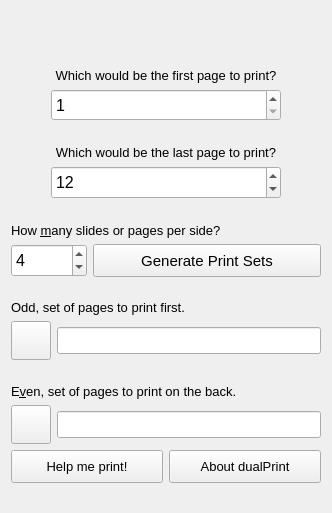
Above: dualPrint QT 1.0/mainwindow.ui from Cuperino/dualPrint before the change. Below: the same form after it.
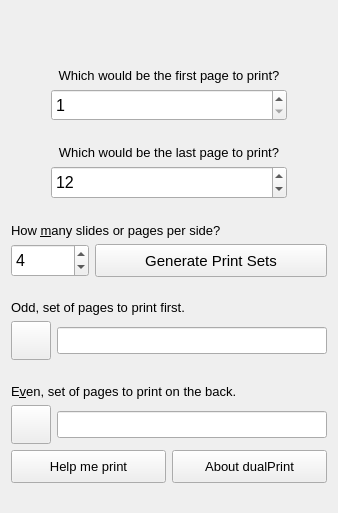
That is the form after the change. Icons and pictures are not drawn.

Patch:
```diff
--- a/dualPrint QT 1.0/mainwindow.ui
+++ b/dualPrint QT 1.0/mainwindow.ui
@@ -9,12 +9,12 @@
    <rect>
     <x>0</x>
     <y>0</y>
-    <width>332</width>
+    <width>338</width>
     <height>513</height>
    </rect>
   </property>
   <property name="sizePolicy">
-   <sizepolicy hsizetype="MinimumExpanding" vsizetype="MinimumExpanding">
+   <sizepolicy hsizetype="Preferred" vsizetype="Preferred">
     <horstretch>0</horstretch>
     <verstretch>0</verstretch>
    </sizepolicy>
@@ -163,7 +163,7 @@
          <number>1</number>
         </property>
         <property name="maximum">
-         <number>24000</number>
+         <number>12000000</number>
         </property>
         <property name="value">
          <number>12</number>
@@ -400,7 +400,7 @@
          </font>
         </property>
         <property name="text">
-         <string>Help me print!</string>
+         <string>Help me print</string>
         </property>
        </widget>
       </item>
```
Left out of the diff: 36 changed lines with no effect on the pictures.
